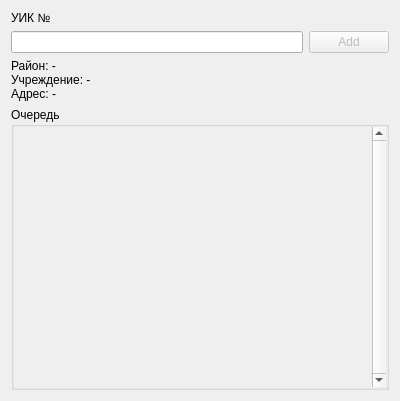
Qt form components/dialog.ui (vehsakul/spb_elections_recorder_2019) before a commit.
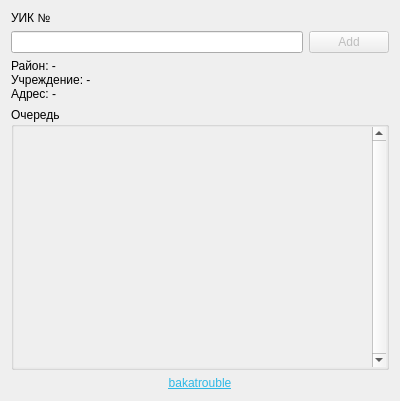
The same form after that commit.

```diff
--- a/components/dialog.ui
+++ b/components/dialog.ui
@@ -122,7 +122,7 @@
               <x>0</x>
               <y>0</y>
               <width>362</width>
-              <height>242</height>
+              <height>218</height>
              </rect>
             </property>
             <layout class="QVBoxLayout" name="verticalLayout_3">
@@ -166,6 +166,25 @@
      </layout>
     </widget>
    </item>
+   <item>
+    <widget class="QLabel" name="label_2">
+     <property name="enabled">
+      <bool>true</bool>
+     </property>
+     <property name="layoutDirection">
+      <enum>Qt::LeftToRight</enum>
+     </property>
+     <property name="text">
+      <string>&lt;html&gt;&lt;head/&gt;&lt;body&gt;&lt;p&gt;&lt;a href=&quot;https://t.me/bakatrouble&quot;&gt;&lt;span style=&quot; text-decoration: underline; color:#2eb8e6;&quot;&gt;bakatrouble&lt;/span&gt;&lt;/a&gt;&lt;/p&gt;&lt;/body&gt;&lt;/html&gt;</string>
+     </property>
+     <property name="textFormat">
+      <enum>Qt::RichText</enum>
+     </property>
+     <property name="alignment">
+      <set>Qt::AlignCenter</set>
+     </property>
+    </widget>
+   </item>
   </layout>
  </widget>
  <resources/>
```
